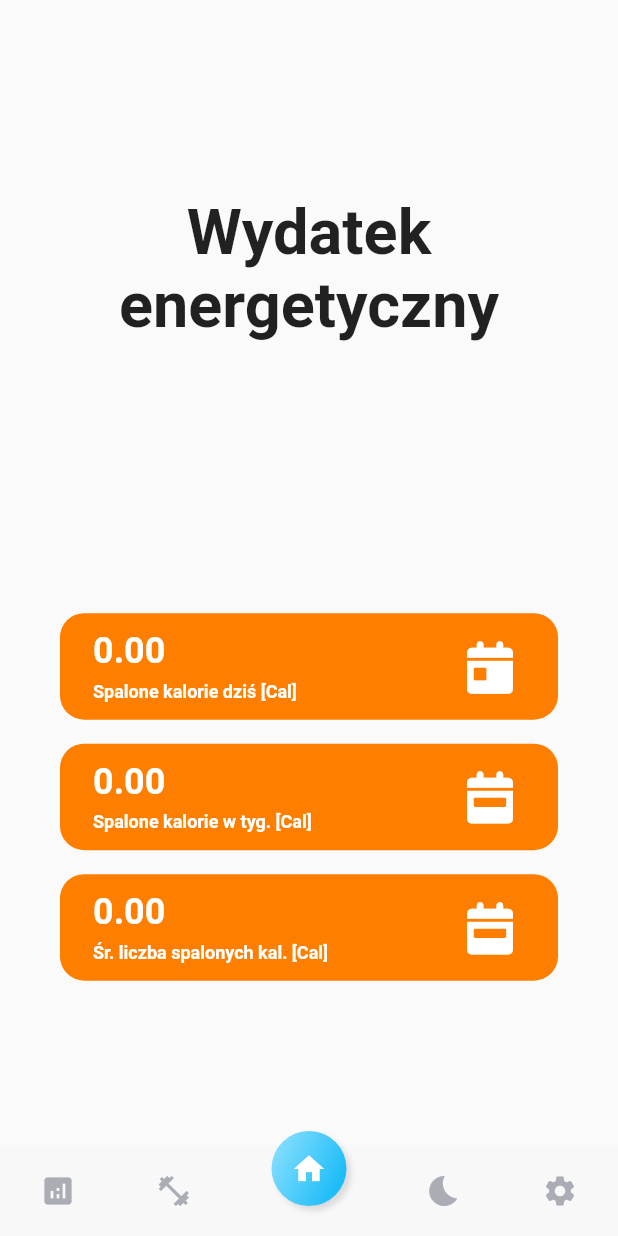
After one commit to sebastianrichter711/PAUM-projekt, a Flutter app: the CaloriesPage screen opened by its route, on a phone screen of 412 x 824 dp. The commit adds this screen. Run offline on Flutter 3.47's test engine with Material 2 defaults, Android fonts, the phone set to English and light mode, and no system bars; our stand-ins replace fl_chart, font_awesome_flutter, permission_handler; missing offline and left inert: health; Roboto replaces fonts that are missing (Manrope).

Commit message:
Widok kalorii

```diff
--- /dev/null
+++ b/healthcareapp/lib/pages/activitystats/CaloriesPage.dart
@@ -0,0 +1,222 @@
+import 'package:flutter/material.dart';
+
+import 'package:font_awesome_flutter/font_awesome_flutter.dart';
+import 'package:healthcareapp/widgets/bottom_navigation.dart';
+import 'package:health/health.dart';
+
+class CaloriesPage extends StatelessWidget {
+  final HealthFactory health;
+  const CaloriesPage({super.key, required this.health});
+
+  @override
+  Widget build(BuildContext context) {
+    return Scaffold(
+      body: Column(
+        children: [CaloriesPageWidget(health: health), BottomNavigation()],
+      ),
+    );
+  }
+}
+
+class CaloriesPageWidget extends StatefulWidget {
+  final HealthFactory health;
+  CaloriesPageWidget({super.key, required this.health});
+
+  @override
+  State<CaloriesPageWidget> createState() => _CaloriesPageWidgetState();
+}
+
+class _CaloriesPageWidgetState extends State<CaloriesPageWidget> {
+  double todayCalories = 0.0;
+  double weekCalories = 0.0;
+  double avgWeekCalories = 0.0;
+  int weekday = DateTime.now().weekday;
+  @override
+  Widget build(BuildContext context) {
+    fetchTodayCalories();
+    fetchWeekCalories();
+    double width = MediaQuery.of(context).size.width - 80;
+    return Expanded(
+        child: Center(
+            child: Padding(
+      padding: const EdgeInsets.fromLTRB(0, 40, 0, 20),
+      child:
+          Column(mainAxisAlignment: MainAxisAlignment.spaceAround, children: [
+        Column(mainAxisAlignment: MainAxisAlignment.center, children: [
+          Text(
+            'Wydatek',
+            style: TextStyle(
+              fontFamily: 'Manrope',
+              fontWeight: FontWeight.bold,
+              fontSize: 42,
+              decoration: TextDecoration.none,
+            ),
+          ),
+          Text(
+            'energetyczny',
+            style: TextStyle(
+              fontFamily: 'Manrope',
+              fontWeight: FontWeight.bold,
+              fontSize: 42,
+              decoration: TextDecoration.none,
+            ),
+          ),
+        ]),
+        Wrap(
+          runSpacing: 16,
+          children: [
+            modeButton(
+                todayCalories.toStringAsFixed(2),
+                'Spalone kalorie dziś [Cal]',
+                FontAwesomeIcons.calendarDay,
+                Color(0xFFFE7F00),
+                width),
+            modeButton(
+                weekCalories.toStringAsFixed(2),
+                'Spalone kalorie w tyg. [Cal]',
+                FontAwesomeIcons.calendarWeek,
+                Color(0xFFFE7F00),
+                width),
+            modeButton(
+                (weekCalories / weekday).round().toStringAsFixed(2),
+                'Śr. liczba spalonych kal. [Cal]',
+                FontAwesomeIcons.calendarWeek,
+                Color(0xFFFE7F00),
+                width),
+          ],
+        )
+      ]),
+    )));
+  }
+
+  Padding circButton(IconData icon) {
+    return Padding(
+      padding: const EdgeInsets.symmetric(horizontal: 4.0),
+      child: RawMaterialButton(
+          onPressed: () {},
+          fillColor: Colors.white,
+          shape: CircleBorder(),
+          constraints: BoxConstraints(minHeight: 35, minWidth: 35),
+          child: FaIcon(icon, size: 22, color: Color(0xFF2F3041))),
+    );
+  }
+
+  GestureDetector modeButton(
+      String title, String subtitle, IconData icon, Color color, double width) {
+    return GestureDetector(
+        child: Container(
+            width: width,
+            decoration: BoxDecoration(
+              color: color,
+              borderRadius: BorderRadius.all(Radius.circular(16)),
+            ),
+            child: Row(
+                mainAxisAlignment: MainAxisAlignment.spaceBetween,
+                children: [
+                  Padding(
+                    padding: const EdgeInsets.only(left: 22.0),
+                    child: Column(
+                      crossAxisAlignment: CrossAxisAlignment.start,
+                      children: [
+                        Text(title,
+                            style: TextStyle(
+                              fontWeight: FontWeight.bold,
+                              decoration: TextDecoration.none,
+                              fontFamily: 'Manrope',
+                              color: Colors.white,
+                              fontSize: 24,
+                            )),
+                        Padding(
+                            padding: const EdgeInsets.only(top: 6.0),
+                            child: Text(subtitle,
+                                style: TextStyle(
+                                    fontWeight: FontWeight.bold,
+                                    decoration: TextDecoration.none,
+                                    fontFamily: 'Manrope',
+                                    color: Colors.white,
+                                    fontSize: 12)))
+                      ],
+                    ),
+                  ),
+                  Padding(
+                    padding: const EdgeInsets.symmetric(
+                        horizontal: 30, vertical: 18),
+                    child: FaIcon(icon, size: 35, color: Colors.white),
+                  )
+                ])));
+  }
+
+  Future<void> fetchTodayCalories() async {
+    List<HealthDataPoint> gotCalories = [];
+    double sum = 0.0;
+
+    //HealthFactory health = HealthFactory();
+
+    // get steps for today (i.e., since midnight)
+    final now = DateTime.now();
+    final midnight = DateTime(now.year, now.month, now.day);
+
+    final types = [HealthDataType.ACTIVE_ENERGY_BURNED];
+
+    bool requested = await widget.health
+        .requestAuthorization([HealthDataType.ACTIVE_ENERGY_BURNED]);
+
+    if (requested) {
+      try {
+        gotCalories =
+            await widget.health.getHealthDataFromTypes(midnight, now, types);
+      } catch (error) {
+        print("Caught exception in getHealthDataTypes: $error");
+      }
+
+      gotCalories = HealthFactory.removeDuplicates(gotCalories);
+
+      // print the results
+      gotCalories.forEach((x) => sum += double.parse(x.value.toString()));
+
+      setState(() {
+        todayCalories = sum;
+      });
+    } else {
+      print("Authorization not granted - error in authorization");
+    }
+  }
+
+  Future<void> fetchWeekCalories() async {
+    List<HealthDataPoint> gotCalories = [];
+    double sum = 0.0;
+
+    //HealthFactory health = HealthFactory();
+
+    // get steps for today (i.e., since midnight)
+    final now = DateTime.now();
+    final midnight = DateTime(now.year, now.month, now.day);
+    final weekBegin = midnight.subtract(Duration(days: midnight.weekday - 1));
+
+    final types = [HealthDataType.ACTIVE_ENERGY_BURNED];
+
+    bool requested = await widget.health
+        .requestAuthorization([HealthDataType.ACTIVE_ENERGY_BURNED]);
+
+    if (requested) {
+      try {
+        gotCalories =
+            await widget.health.getHealthDataFromTypes(weekBegin, now, types);
+      } catch (error) {
+        print("Caught exception in getHealthDataTypes: $error");
+      }
+
+      gotCalories = HealthFactory.removeDuplicates(gotCalories);
+
+      // print the results
+      //gotDistance.forEach((x) => print(x.value));
+      gotCalories.forEach((x) => sum += double.parse(x.value.toString()));
+
+      setState(() {
+        weekCalories = sum;
+      });
+    } else {
+      print("Authorization not granted - error in authorization");
+    }
+  }
+}
```
Also changed, not shown: healthcareapp/lib/main.dart (+5 -2 lines), healthcareapp/lib/pages/details/widgets/chart/lineChart.dart (+8 -5 lines).
